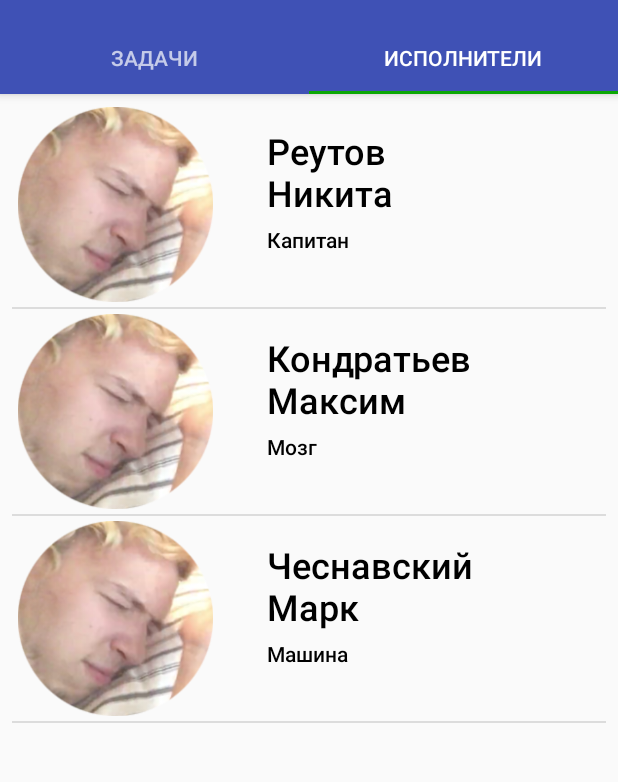
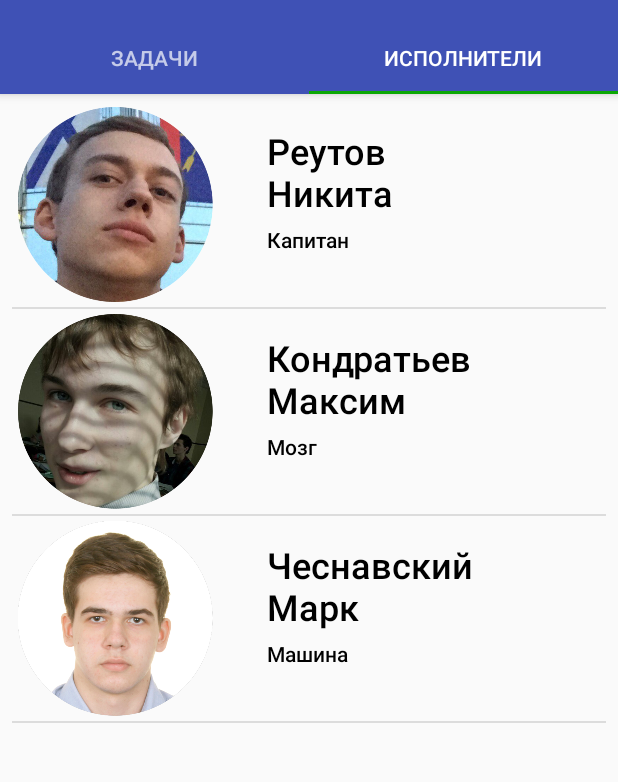
Before and after one commit to nikitko43/Designal, an Android app: the screen it shows after launch (MainActivity), tab 2 chosen, on a phone screen of 412 x 824 dp, the part 74-856 px from its top. Run offline under Robolectric (Android 15) with nearby library versions, the phone set to English and light mode, and no system bars.

Commit message:
Уже лучше

```diff
--- a/app/src/main/java/com/lawdev/designal/entities/Performer.java
+++ b/app/src/main/java/com/lawdev/designal/entities/Performer.java
@@ -20,6 +20,6 @@ public class Performer {
     }
 
     public int getId() {
-        return 0;
+        return id;
     }
 }
--- a/app/src/main/java/com/lawdev/designal/helpers/PerformersAdapter.java
+++ b/app/src/main/java/com/lawdev/designal/helpers/PerformersAdapter.java
@@ -51,7 +51,7 @@ public class PerformersAdapter extends BaseAdapter {
         ((TextView) view.findViewById(R.id.textWorkingOn)).setText(performer.getWorkingOn());
         switch (performer.getId()) {
             case 0:
-                ((ImageView) view.findViewById(R.id.photo)).setImageResource(R.mipmap.lexech);
+                ((ImageView) view.findViewById(R.id.photo)).setImageResource(R.mipmap.nikita);
                 break;
             case 1:
                 ((ImageView) view.findViewById(R.id.photo)).setImageResource(R.mipmap.maksim);
```
Also changed, not shown: app/src/main/res/mipmap-mdpi/lexech.png (deleted), app/src/main/res/mipmap-mdpi/nikita.png (added).
